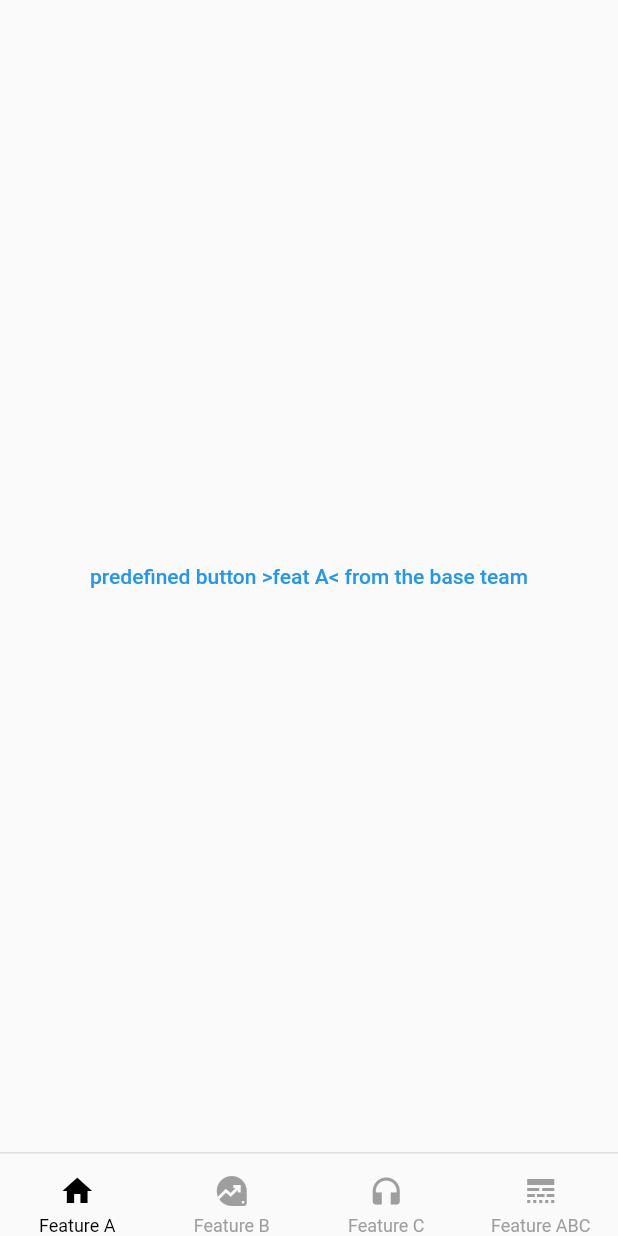
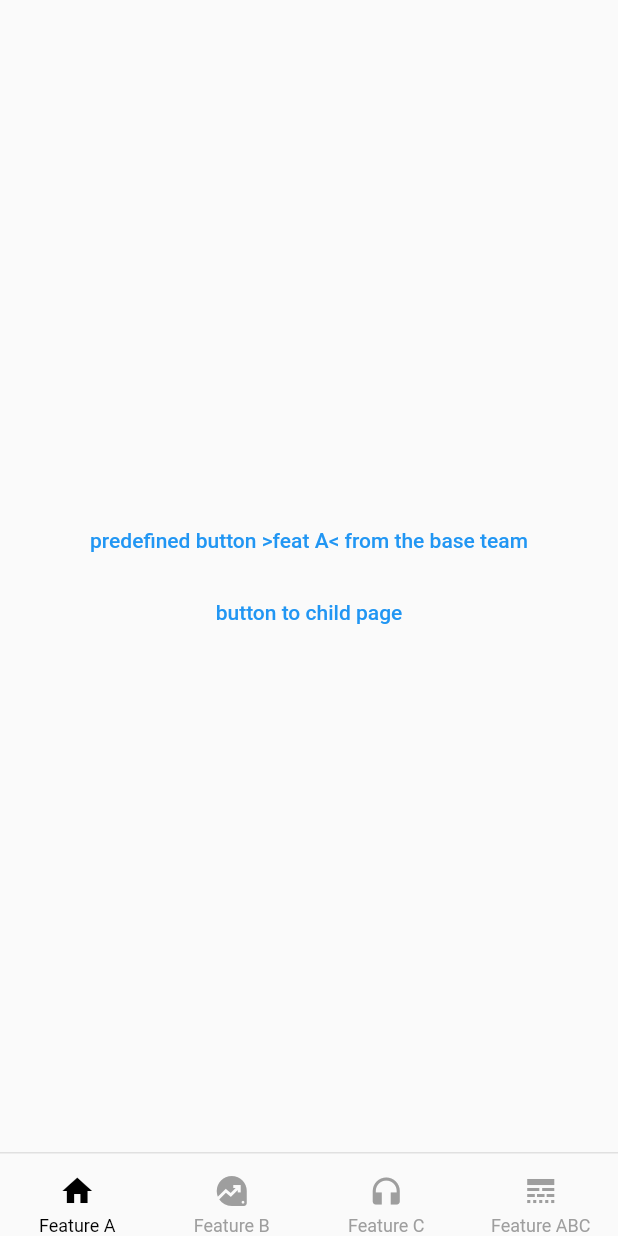
Before and after one commit to protofy/multiteam_monorepo, a Flutter app: the screen it shows after launch, on a phone screen of 412 x 824 dp. Run offline on Flutter 3.47's test engine with Material 2 defaults, Android fonts, the phone set to English and light mode, and no system bars; our stand-ins replace auto_route.

Commit message:
add example of allowing to reuse page stacks

```diff
--- a/app/lib/app.dart
+++ b/app/lib/app.dart
@@ -1,3 +1,4 @@
+import 'package:base/base.dart';
 import 'package:flutter/material.dart';
 import 'package:navigation/navigation.dart';
 
@@ -10,6 +11,7 @@ class App extends StatelessWidget {
   Widget build(BuildContext context) {
     return MaterialApp.router(
       debugShowCheckedModeBanner: false,
+      theme: lightTheme,
       routerDelegate: appRouter.delegate(),
       routeInformationParser: appRouter.defaultRouteParser(),
     );
--- a/app/pubspec.yaml
+++ b/app/pubspec.yaml
@@ -8,6 +8,8 @@ environment:
 
 dependencies:
   auto_route: ^5.0.4
+  base:
+    path: '../base'
   navigation:
     path: '../navigation'
   flutter:
--- a/base/lib/base.dart
+++ b/base/lib/base.dart
@@ -1,3 +1,4 @@
 library base;
 
 export 'widgets/standard_button.dart';
+export 'themes/light_theme.dart';
--- /dev/null
+++ b/base/lib/themes/light_theme.dart
@@ -0,0 +1,12 @@
+import 'package:flutter/material.dart';
+import 'package:flutter/services.dart';
+
+final lightTheme = ThemeData(
+  appBarTheme: const AppBarTheme(
+    systemOverlayStyle: SystemUiOverlayStyle(
+      statusBarColor: Colors.white,
+      statusBarIconBrightness: Brightness.dark,
+      statusBarBrightness: Brightness.light,
+    ),
+  ),
+);
--- a/base/lib/widgets/widget_demo_app.dart
+++ b/base/lib/widgets/widget_demo_app.dart
@@ -1,3 +1,4 @@
+import 'package:base/themes/light_theme.dart';
 import 'package:flutter/material.dart';
 
 class WidgetDemoApp extends StatelessWidget {
@@ -8,6 +9,7 @@ class WidgetDemoApp extends StatelessWidget {
   @override
   Widget build(BuildContext context) {
     return MaterialApp(
+      theme: lightTheme,
       home: Scaffold(
         body: Center(
           child: widget,
--- a/base/pubspec.yaml
+++ b/base/pubspec.yaml
@@ -7,6 +7,7 @@ environment:
   flutter: ">=1.17.0"
 
 dependencies:
+  auto_route: ^5.0.4
   flutter:
     sdk: flutter
 
--- a/feature_a/lib/feature_a.dart
+++ b/feature_a/lib/feature_a.dart
@@ -2,3 +2,4 @@ library feature_a;
 
 export 'widgets/feature_a_button.dart';
 export 'pages/feature_a_page.dart';
+export 'routes/feature_a_stack_route.dart';
--- a/feature_a/lib/pages/feature_a_page.dart
+++ b/feature_a/lib/pages/feature_a_page.dart
@@ -1,3 +1,4 @@
+import 'package:auto_route/auto_route.dart';
 import 'package:feature_a/feature_a.dart';
 import 'package:flutter/material.dart';
 
@@ -6,9 +7,20 @@ class FeatureAPage extends StatelessWidget {
 
   @override
   Widget build(BuildContext context) {
-    return const Scaffold(
+    return Scaffold(
       body: Center(
-        child: FeatureAButton(),
+        child: Column(
+          mainAxisAlignment: MainAxisAlignment.center,
+          children: [
+            const FeatureAButton(),
+            TextButton(
+              onPressed: () {
+                context.router.navigateNamed('/child');
+              },
+              child: const Text('button to child page'),
+            )
+          ],
+        ),
       ),
     );
   }
--- /dev/null
+++ b/feature_a/lib/routes/feature_a_stack_route.dart
@@ -0,0 +1,21 @@
+import 'package:auto_route/annotations.dart';
+import 'package:auto_route/empty_router_widgets.dart';
+import 'package:feature_a/feature_a.dart';
+import 'package:feature_a/pages/example_child_page.dart';
+
+const featureAStackRoute = MaterialRoute(
+  name: "FeatureAStackRoute",
+  page: EmptyRouterPage,
+  initial: true,
+  children: [
+    MaterialRoute(
+      initial: true,
+      path: 'home',
+      page: FeatureAPage,
+    ),
+    MaterialRoute(
+      path: 'child',
+      page: ExampleChildPage,
+    )
+  ],
+);
--- a/feature_a/pubspec.yaml
+++ b/feature_a/pubspec.yaml
@@ -7,6 +7,7 @@ environment:
   flutter: ">=1.17.0"
 
 dependencies:
+  auto_route: ^5.0.4
   base:
     path: ../base
   flutter:
@@ -16,5 +17,8 @@ dev_dependencies:
   flutter_test:
     sdk: flutter
   flutter_lints: ^2.0.0
+  auto_route_generator: ^5.0.3
+  build_runner:
 
 flutter:
+  uses-material-design: true
--- a/feature_b/lib/main.dart
+++ b/feature_b/lib/main.dart
@@ -1,10 +1,12 @@
+import 'package:base/base.dart';
 import 'package:feature_b/pages/feature_b_page.dart';
 import 'package:flutter/material.dart';
 
 void main() {
   runApp(
-    const MaterialApp(
-      home: FeatureBPage(),
+    MaterialApp(
+      theme: lightTheme,
+      home: const FeatureBPage(),
     ),
   );
 }
--- a/feature_c/lib/main.dart
+++ b/feature_c/lib/main.dart
@@ -1,10 +1,12 @@
+import 'package:base/base.dart';
 import 'package:feature_c/pages/feature_c_page.dart';
 import 'package:flutter/material.dart';
 
 void main() {
   runApp(
-    const MaterialApp(
-      home: FeatureCPage()
+    MaterialApp(
+      theme: lightTheme,
+      home: const FeatureCPage(),
     ),
   );
 }
--- a/navigation/lib/main.dart
+++ b/navigation/lib/main.dart
@@ -1,3 +1,4 @@
+import 'package:base/base.dart';
 import 'package:flutter/material.dart';
 import 'package:navigation/routes/app_router.gr.dart';
 
@@ -6,6 +7,7 @@ void main() {
 
   runApp(
     MaterialApp.router(
+      theme: lightTheme,
       routerDelegate: appRouter.delegate(),
       routeInformationParser: appRouter.defaultRouteParser(),
     ),
--- a/navigation/lib/pages/main_tabs_container_page.dart
+++ b/navigation/lib/pages/main_tabs_container_page.dart
@@ -11,7 +11,7 @@ class MainTabsContainerPage extends StatelessWidget {
   Widget build(BuildContext context) {
     return AutoTabsScaffold(
       routes: const [
-        FeatureARoute(),
+        FeatureAStackRoute(),
         FeatureBRoute(),
         FeatureCRoute(),
         FeatureAbcMixRoute(),
--- a/navigation/lib/routes/app_router.dart
+++ b/navigation/lib/routes/app_router.dart
@@ -13,7 +13,7 @@ import 'package:navigation/pages/main_tabs_container_page.dart';
       initial: true,
       page: MainTabsContainerPage,
       children: [
-        MaterialRoute(page: FeatureAPage),
+        featureAStackRoute,
         MaterialRoute(page: FeatureBPage),
         MaterialRoute(page: FeatureCPage),
         MaterialRoute(page: FeatureAbcMixPage),
```
Also changed, not shown: feature_a/lib/dev/dev_router.dart (added, +19 -0 lines), feature_a/lib/main.dart (+7 -3 lines), feature_a/lib/pages/example_child_page.dart (added, +20 -0 lines), app/pubspec.lock, feature_a/lib/dev/dev_router.gr.dart (added), navigation/lib/routes/app_router.gr.dart.
